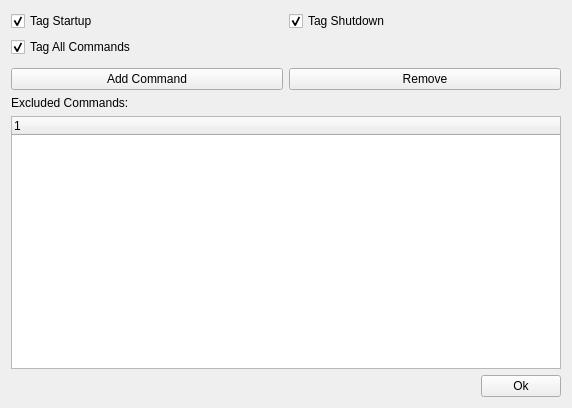
The window that apps/datatags/ui/datatags.ui (sudozer/dex) describes before a commit, drawn with Qt 5.
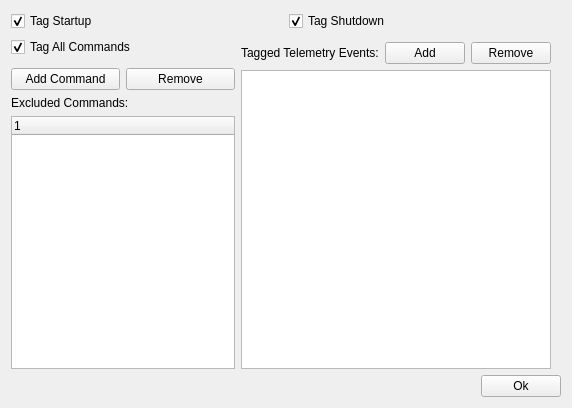
The same window after the commit.

```diff
--- a/apps/datatags/ui/datatags.ui
+++ b/apps/datatags/ui/datatags.ui
@@ -54,6 +54,9 @@
        <property name="leftMargin">
         <number>0</number>
        </property>
+       <property name="rightMargin">
+        <number>5</number>
+       </property>
        <item>
         <layout class="QVBoxLayout" name="verticalLayout_4">
          <item>
@@ -105,6 +108,47 @@
          </item>
         </layout>
        </item>
+       <item>
+        <layout class="QVBoxLayout" name="verticalLayout_3">
+         <property name="rightMargin">
+          <number>5</number>
+         </property>
+         <item>
+          <layout class="QHBoxLayout" name="horizontalLayout_4">
+           <property name="topMargin">
+            <number>5</number>
+           </property>
+           <item>
+            <widget class="QLabel" name="label">
+             <property name="text">
+              <string>Tagged Telemetry Events:</string>
+             </property>
+            </widget>
+           </item>
+           <item>
+            <widget class="QPushButton" name="addTelemetryButton">
+             <property name="toolTip">
+              <string>&lt;html&gt;&lt;head/&gt;&lt;body&gt;&lt;p&gt;Telemetry datatags are innately less reliable than others, use sparingly.&lt;/p&gt;&lt;/body&gt;&lt;/html&gt;</string>
+             </property>
+             <property name="text">
+              <string>Add</string>
+             </property>
+            </widget>
+           </item>
+           <item>
+            <widget class="QPushButton" name="removeTelemetryButton">
+             <property name="text">
+              <string>Remove</string>
+             </property>
+            </widget>
+           </item>
+          </layout>
+         </item>
+         <item>
+          <widget class="QListWidget" name="telemetryList"/>
+         </item>
+        </layout>
+       </item>
       </layout>
      </item>
      <item>
```
